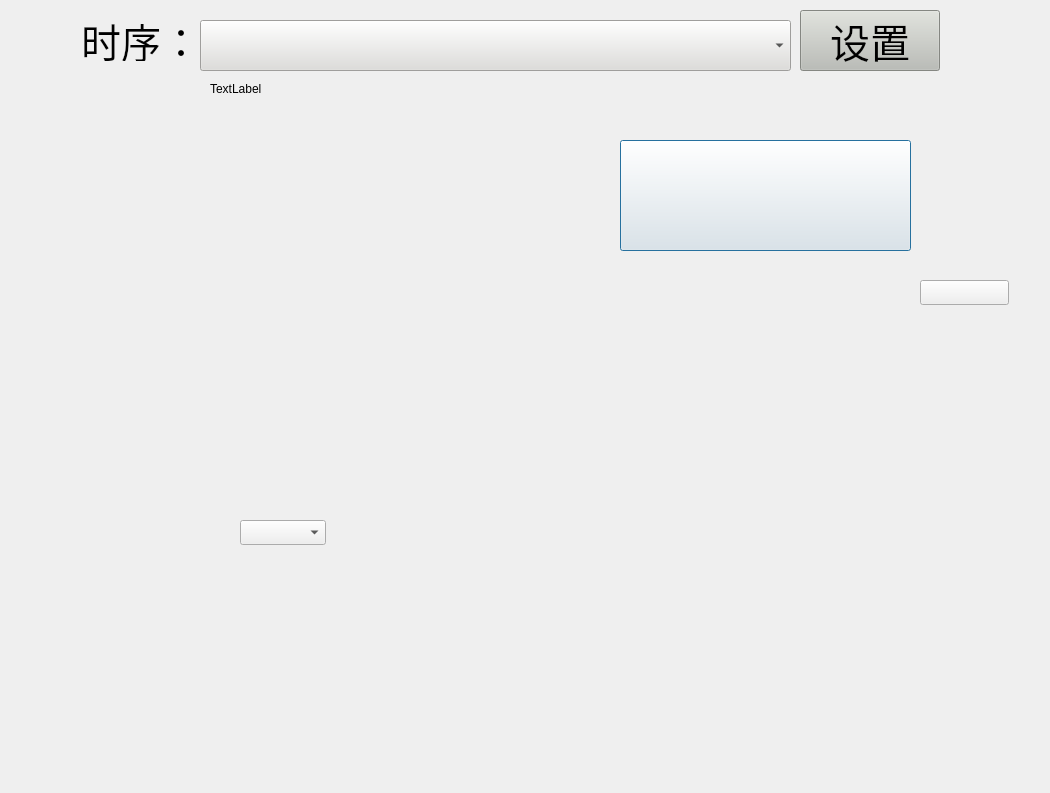
flash-dx/UpperUI, file HomeUI/homeidle.ui: the form before one commit.
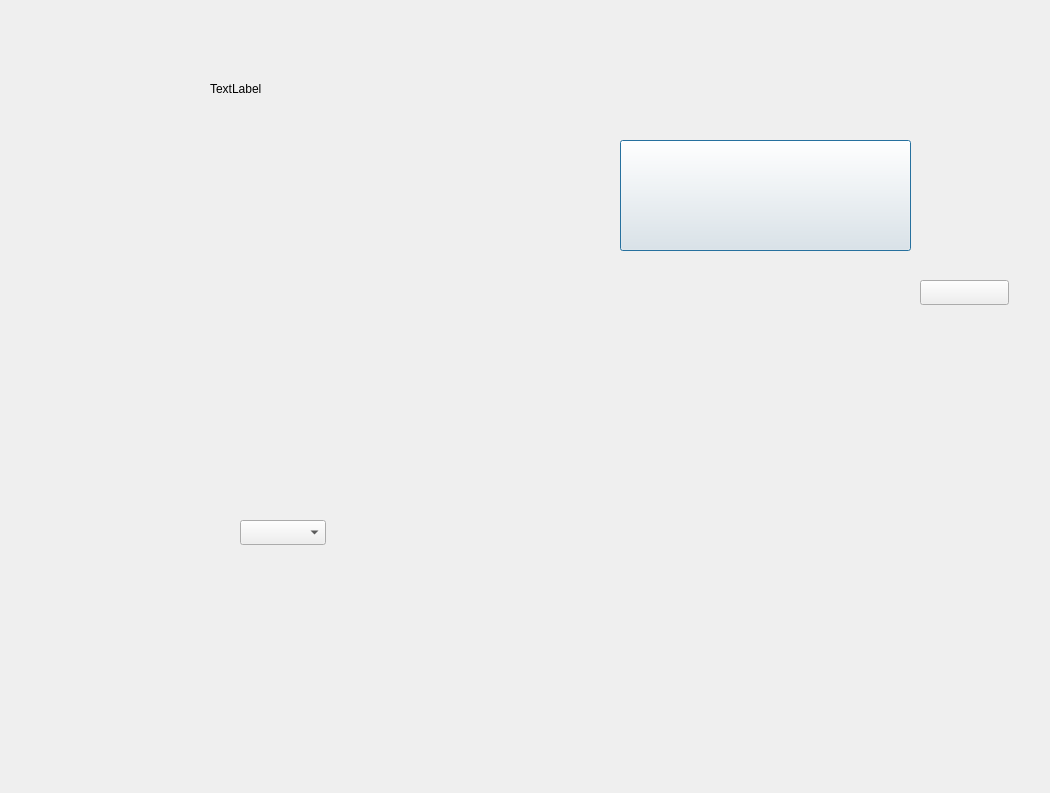
The form after the commit.

```diff
--- a/HomeUI/homeidle.ui
+++ b/HomeUI/homeidle.ui
@@ -52,76 +52,6 @@
     <string>TextLabel</string>
    </property>
   </widget>
-  <widget class="QPushButton" name="Home_Idle_btSequence">
-   <property name="geometry">
-    <rect>
-     <x>800</x>
-     <y>10</y>
-     <width>140</width>
-     <height>61</height>
-    </rect>
-   </property>
-   <property name="font">
-    <font>
-     <pointsize>30</pointsize>
-    </font>
-   </property>
-   <property name="styleSheet">
-    <string notr="true">background-color: rgb(186, 189, 182);</string>
-   </property>
-   <property name="text">
-    <string>设置</string>
-   </property>
-  </widget>
-  <widget class="QLabel" name="Home_Idle_lbSequence">
-   <property name="geometry">
-    <rect>
-     <x>0</x>
-     <y>20</y>
-     <width>201</width>
-     <height>41</height>
-    </rect>
-   </property>
-   <property name="font">
-    <font>
-     <pointsize>30</pointsize>
-    </font>
-   </property>
-   <property name="text">
-    <string>时序：</string>
-   </property>
-   <property name="alignment">
-    <set>Qt::AlignRight|Qt::AlignTrailing|Qt::AlignVCenter</set>
-   </property>
-  </widget>
-  <widget class="QComboBox" name="Home_Idle_cbSequence">
-   <property name="geometry">
-    <rect>
-     <x>200</x>
-     <y>20</y>
-     <width>591</width>
-     <height>51</height>
-    </rect>
-   </property>
-   <property name="font">
-    <font>
-     <pointsize>35</pointsize>
-    </font>
-   </property>
-   <property name="focusPolicy">
-    <enum>Qt::NoFocus</enum>
-   </property>
-   <property name="styleSheet">
-    <string notr="true">selection-color: rgb(46, 52, 54);
-background-color:rgb(222, 221, 218)</string>
-   </property>
-   <property name="iconSize">
-    <size>
-     <width>30</width>
-     <height>30</height>
-    </size>
-   </property>
-  </widget>
   <widget class="QLabel" name="Home_Idle_lbSampleInfo">
    <property name="geometry">
     <rect>
```
Left out of the diff: 35 changed lines with no effect on the pictures.
